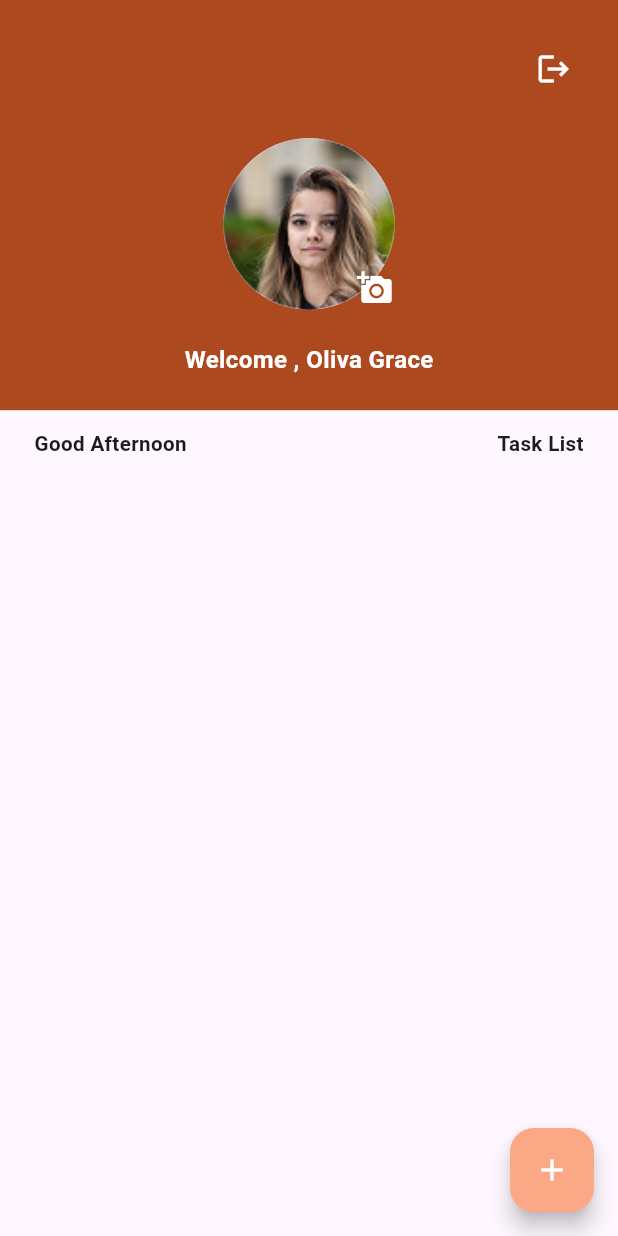
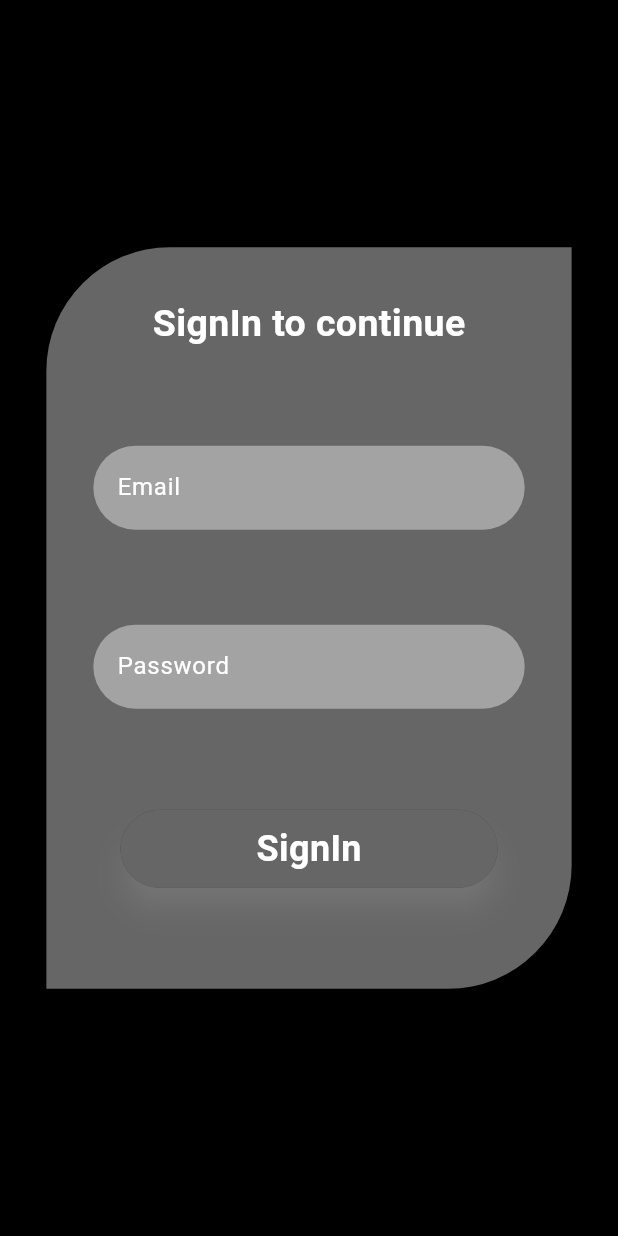
Before and after one commit to mubeenflutterdev/note-nest, a Flutter app: the screen it shows after launch, on a phone screen of 412 x 824 dp. Run offline on Flutter 3.47's test engine with Material 3 defaults, Android fonts, the light colour scheme and no system bars; our stand-ins replace cloud_firestore, firebase_auth, firebase_core, firebase_storage, flutter_screenutil, image_picker; accounts and stored records are empty.

Commit message:
Upgrading fluttr

```diff
--- /dev/null
+++ b/lib/View/stylish_login_screen.dart
@@ -0,0 +1,147 @@
+import 'package:flutter/material.dart';
+import 'package:note_nest/provider/ui_provider/fun_provider.dart';
+import 'package:provider/provider.dart';
+
+class StylishLoginScreen extends StatefulWidget {
+  const StylishLoginScreen({super.key});
+
+  @override
+  State<StylishLoginScreen> createState() => _StylishLoginScreenState();
+}
+
+class _StylishLoginScreenState extends State<StylishLoginScreen> {
+  @override
+  Widget build(BuildContext context) {
+    Size mediaQuery = MediaQuery.of(context).size;
+    final height = mediaQuery.height;
+    final width = mediaQuery.width;
+    return Scaffold(
+      backgroundColor: Colors.black.withValues(),
+      body: Column(
+        mainAxisAlignment: MainAxisAlignment.center,
+        children: [
+          Center(
+            child: Container(
+              decoration: BoxDecoration(
+                color: Colors.white.withValues(alpha: 0.4),
+                borderRadius: BorderRadius.only(
+                  topLeft: Radius.circular(width * .2),
+                  bottomRight: Radius.circular(width * .2),
+                ),
+              ),
+              height: height * .6,
+              width: width * .85,
+              child: Column(
+                children: [
+                  SizedBox(height: height * 0.04),
+                  Center(
+                    child: Text(
+                      'SignIn to continue',
+                      style: TextStyle(
+                        color: Colors.white,
+                        fontWeight: FontWeight.bold,
+                        fontSize: 25,
+                      ),
+                    ),
+                  ),
+
+                  Spacer(),
+
+                  // email input
+                  TextFormFieldComponent(width: width, hintText: 'Email'),
+                  Spacer(),
+                  // password input
+                  TextFormFieldComponent(width: width, hintText: 'Password'),
+                  Spacer(),
+
+                  /// button to sign operation
+                  Consumer<FunProvider>(
+                    builder: (context, provider, child) {
+                      return GestureDetector(
+                        onTap: () {
+                          provider.onTap();
+                        },
+
+                        child: Card(
+                          elevation: 8,
+                          color: Colors.black,
+                          shape: StadiumBorder(
+                            side: BorderSide(color: Colors.transparent),
+                          ),
+                          shadowColor: Colors.white.withValues(alpha: 0.2),
+
+                          child: Container(
+                            decoration: BoxDecoration(
+                              color: Colors.white.withValues(alpha: 0.4),
+                              borderRadius: BorderRadius.circular(width * .1),
+                            ),
+                            child: Padding(
+                              padding: EdgeInsets.symmetric(
+                                horizontal: width * 0.22,
+                                vertical: 9,
+                              ),
+                              child: provider.isLoading == true
+                                  ? CircularProgressIndicator(
+                                      color: Colors.white,
+                                    )
+                                  : Text(
+                                      'SignIn',
+                                      style: TextStyle(
+                                        color: Colors.white,
+                                        fontWeight: FontWeight.bold,
+                                        fontSize: 24,
+                                      ),
+                                    ),
+                            ),
+                          ),
+                        ),
+                      );
+                    },
+                  ),
+                  Spacer(),
+                ],
+              ),
+            ),
+          ),
+        ],
+      ),
+    );
+  }
+}
+
+class TextFormFieldComponent extends StatelessWidget {
+  String hintText;
+  TextFormFieldComponent({
+    super.key,
+    required this.width,
+    required this.hintText,
+  });
+
+  final double width;
+
+  @override
+  Widget build(BuildContext context) {
+    Size mediaQuery = MediaQuery.of(context).size;
+    final height = mediaQuery.height;
+    final width = mediaQuery.width;
+    return Padding(
+      padding: EdgeInsets.symmetric(horizontal: width * 0.076),
+      child: TextFormField(
+        decoration: InputDecoration(
+          hintText: hintText,
+          hintStyle: TextStyle(color: Colors.white),
+          fillColor: Colors.white.withValues(alpha: 0.4),
+          filled: true,
+          focusedBorder: OutlineInputBorder(
+            borderRadius: BorderRadius.circular(width * .1),
+            borderSide: BorderSide(color: Colors.transparent),
+          ),
+          enabledBorder: OutlineInputBorder(
+            borderRadius: BorderRadius.circular(width * .1),
+            borderSide: BorderSide(color: Colors.transparent),
+          ),
+        ),
+      ),
+    );
+  }
+}
--- a/lib/View/user_view/upload_user_info.dart
+++ b/lib/View/user_view/upload_user_info.dart
@@ -1,3 +1,5 @@
+// ignore_for_file: no_leading_underscores_for_local_identifiers, avoid_print, use_build_context_synchronously
+
 import 'dart:io';
 
 import 'package:flutter/material.dart';
--- a/lib/main.dart
+++ b/lib/main.dart
@@ -3,6 +3,7 @@ import 'package:firebase_core/firebase_core.dart';
 import 'package:flutter/material.dart';
 import 'package:flutter_screenutil/flutter_screenutil.dart';
 import 'package:note_nest/View/auth_view/signup_screen.dart';
+import 'package:note_nest/View/stylish_login_screen.dart';
 import 'package:note_nest/View/user_view/home_screen.dart';
 import 'package:note_nest/View/user_view/upload_user_info.dart';
 import 'package:note_nest/firebase_options.dart';
@@ -10,7 +11,8 @@ import 'package:note_nest/firebase_options.dart';
 import 'package:note_nest/provider/feature_provider.dart/auth_provider.dart';
 import 'package:note_nest/provider/feature_provider.dart/note_provider.dart';
 import 'package:note_nest/provider/feature_provider.dart/profile_provider.dart';
-import 'package:note_nest/provider/ui_provider/add_profile_image_provider.dart';
+import 'package:note_nest/provider/ui_provider/fun_provider.dart';
+import 'package:note_nest/provider/ui_provider/image_picker_provider.dart';
 
 import 'package:provider/provider.dart';
 
@@ -23,8 +25,9 @@ void main() async {
       providers: [
         ChangeNotifierProvider(create: (_) => AuthenticationProvider()),
         ChangeNotifierProvider(create: (_) => NoteProvider()),
-        ChangeNotifierProvider(create: (_) => AddProfileImageProvider()),
+        ChangeNotifierProvider(create: (_) => ImagePickerProvider()),
         ChangeNotifierProvider(create: (_) => ProfileProvider()),
+        ChangeNotifierProvider(create: (_) => FunProvider()),
       ],
 
       /// for using screenUtils package
@@ -53,7 +56,8 @@ class _MyAppState extends State<MyApp> {
   Widget build(BuildContext context) {
     return SafeArea(
       child: MaterialApp(
-        home: user == null && user == '' ? SignupScreen() : HomeScreen(),
+        home: StylishLoginScreen(),
+        // home: user == null && user == '' ? SignupScreen() : HomeScreen(),
         debugShowCheckedModeBanner: false,
       ),
     );
--- /dev/null
+++ b/lib/provider/ui_provider/fun_provider.dart
@@ -0,0 +1,9 @@
+import 'package:flutter/material.dart';
+
+class FunProvider with ChangeNotifier {
+  bool isLoading = false;
+  void onTap() {
+    isLoading = !isLoading;
+    notifyListeners();
+  }
+}
--- a/lib/provider/ui_provider/add_profile_image_provider.dart
+++ b/lib/provider/ui_provider/image_picker_provider.dart
@@ -1,10 +1,11 @@
 import 'dart:io';
+
 
 import 'package:flutter/material.dart';
 import 'package:image_picker/image_picker.dart';
 import 'package:note_nest/utils/toast_utils.dart';
 
-class AddProfileImageProvider with ChangeNotifier {
+class ImagePickerProvider with ChangeNotifier {
   File? selectedImage;
 
   void pickerFromGallery(BuildContext context) async {
@@ -15,8 +16,8 @@ class AddProfileImageProvider with ChangeNotifier {
 
       if (returnedImage != null) {
         selectedImage = File(returnedImage.path);
+
         notifyListeners();
-        print('**********************************${selectedImage?.path}');
       }
     } catch (_e) {
       print(_e.toString());
@@ -37,7 +38,6 @@ class AddProfileImageProvider with ChangeNotifier {
       if (returnedImage != null) {
         selectedImage = File(returnedImage.path);
         notifyListeners();
-        print('**********************************${selectedImage?.path}');
       }
     } catch (_e) {
       print(_e.toString());
```
Also changed, not shown: lib/View/auth_view/signup_screen.dart (+11 -11 lines), lib/View/user_view/home_screen.dart (+39 -9 lines), lib/provider/feature_provider.dart/profile_provider.dart (+51 -2 lines).
